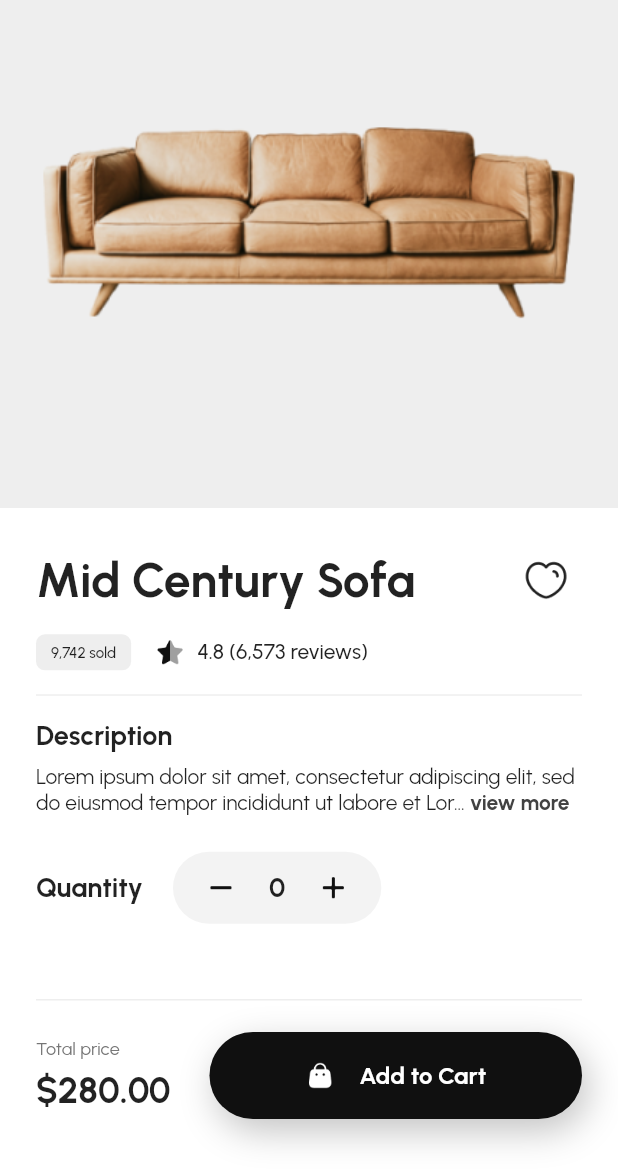
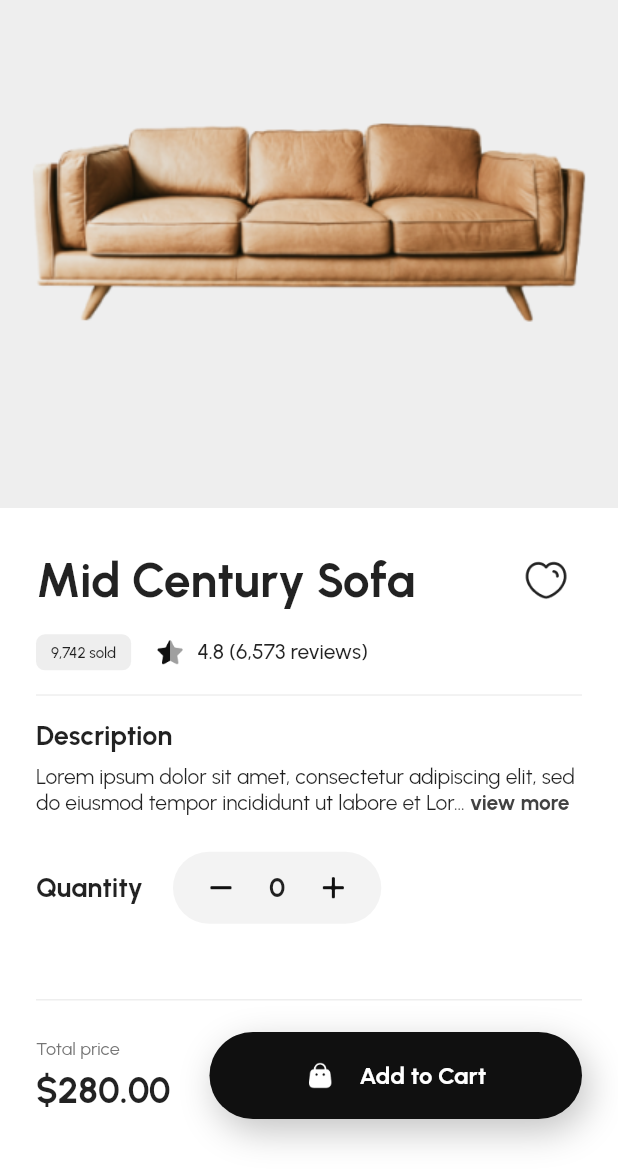
Before and after one commit to Abson/Fresh-Buyer-Flutter, a Flutter app: the ShopDetailScreen screen opened by its route, on a phone screen of 412 x 824 dp, the part 63-1236 px from its top. Run offline on Flutter 3.47's test engine with Material 2 defaults, Android fonts, the phone set to English and light mode, and no system bars; drawn by our look-alikes of expandable_text.

Commit message:
change detail screen image fit

```diff
--- a/lib/screens/detail/detail_screen.dart
+++ b/lib/screens/detail/detail_screen.dart
@@ -35,8 +35,7 @@ class _ShopDetailScreenState extends State<ShopDetailScreen> {
                       color: const Color(0xFFeeeeee),
                       child: Image.asset(
                         'assets/icons/products/detail_sofa.png',
-                        fit: BoxFit.cover,
-                        width: double.maxFinite,
+                        fit: BoxFit.none,
                       ),
                     ),
                   ),
```
Also changed, not shown: 2 other files.
